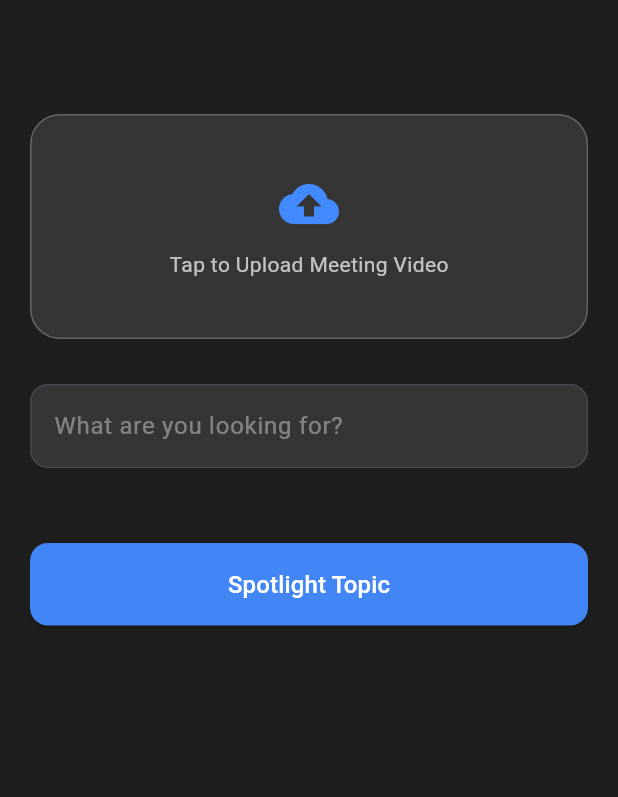
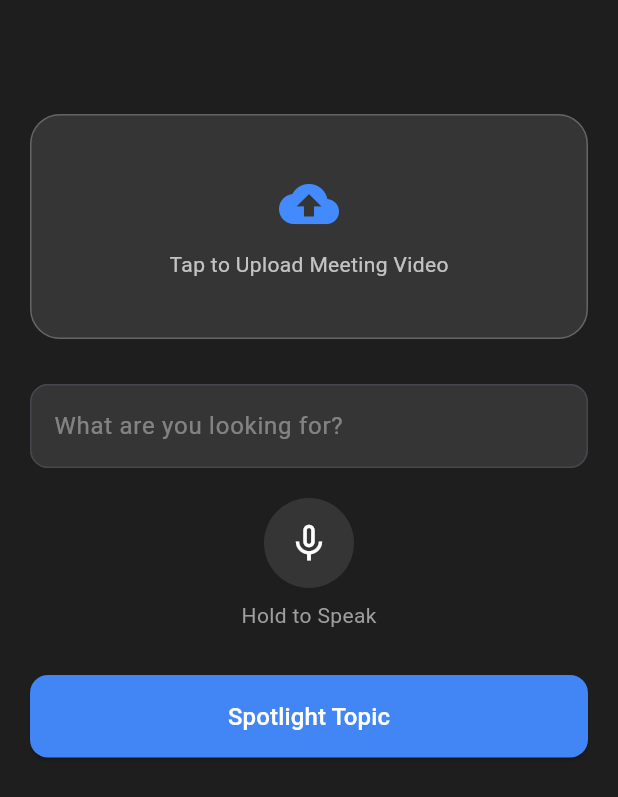
Before and after one commit to beingnavjot/Meeting_Spotlight_App, a Flutter app: the screen it shows after launch, on a phone screen of 412 x 824 dp. Shown: the top 797 px of the screen. Run offline on Flutter 3.47's test engine with Material 3 defaults, Android fonts, the light colour scheme and no system bars; our stand-ins replace file_picker, google_generative_ai, video_player; missing offline and left inert: ffmpeg_kit_flutter_new, record.

Commit message:
Update Code

```diff
--- a/lib/screens/home_screen.dart
+++ b/lib/screens/home_screen.dart
@@ -1,6 +1,7 @@
 import 'package:flutter/material.dart';
 import 'package:provider/provider.dart';
 import '../provider/meeting_provider.dart';
+import '../utils/pulsing_mic_button.dart';
 import 'video_preview_screen.dart';
 
 class HomeScreen extends StatefulWidget {
@@ -69,25 +70,67 @@ class _HomeScreenState extends State<HomeScreen> {
             ),
             const SizedBox(height: 20),
 
-            // // Audio Button
-            // GestureDetector(
-            //   onLongPress: provider.toggleRecording,
-            //   onLongPressUp: provider.toggleRecording,
-            //   child: Container(
-            //     padding: const EdgeInsets.all(15),
-            //     decoration: BoxDecoration(color: provider.isRecording ? Colors.redAccent : Colors.white10, shape: BoxShape.circle),
-            //     child: const Icon(Icons.mic, color: Colors.white, size: 30),
-            //   ),
-            // ),
-            // const Center(
-            //   child: Padding(
-            //     padding: EdgeInsets.all(8.0),
-            //     child: Text("Hold to Speak", style: TextStyle(color: Colors.grey)),
-            //   ),
-            // ),
-            //
+            // --- AUDIO RECORDING SECTION ---
+
+            // Scenario A: Audio IS Recorded -> Show File & Delete Button
+            if (provider.recordedAudioPath != null)
+              Container(
+                padding: const EdgeInsets.symmetric(horizontal: 16, vertical: 12),
+                decoration: BoxDecoration(
+                  color: Colors.white10,
+                  borderRadius: BorderRadius.circular(12),
+                  border: Border.all(color: Colors.greenAccent.withOpacity(0.5)),
+                ),
+                child: Row(
+                  children: [
+                    const Icon(Icons.mic, color: Colors.greenAccent),
+                    const SizedBox(width: 12),
+                    Expanded(
+                      child: Column(
+                        crossAxisAlignment: CrossAxisAlignment.start,
+                        children: [
+                          const Text(
+                            "Audio Query Recorded",
+                            style: TextStyle(color: Colors.white, fontWeight: FontWeight.bold, fontSize: 14),
+                          ),
+                          Text(
+                            // Extract just the filename from the full path
+                            provider.recordedAudioPath!.split('/').last,
+                            style: const TextStyle(color: Colors.white54, fontSize: 12),
+                            maxLines: 1,
+                            overflow: TextOverflow.ellipsis,
+                          ),
+                        ],
+                      ),
+                    ),
+                    IconButton(
+                      icon: const Icon(Icons.close, color: Colors.redAccent),
+                      onPressed: () => provider.resetRecording(),
+                      tooltip: "Remove Recording",
+                    ),
+                  ],
+                ),
+              )
+            // Scenario B: No Audio -> Show Mic Button (Your existing Pulsing Widget)
+            else
+              Column(
+                children: [
+                  Center(
+                    child: PulsingMicButton(
+                      isRecording: provider.isRecording,
+                      onLongPress: provider.toggleRecording,
+                      onLongPressUp: provider.toggleRecording,
+                    ),
+                  ),
+                  const SizedBox(height: 8),
+                  const Text("Hold to Speak", style: TextStyle(color: Colors.grey)),
+                ],
+              ),
+
+            //// ---------------------------------------------
             const SizedBox(height: 30),
 
+            // 3. Action Button
             // 3. Action Button
             ElevatedButton(
               onPressed: (provider.isAnalyzing || provider.isUploading) ? null : () => provider.analyzeVideo(textQuery: _textController.text),
@@ -95,9 +138,21 @@ class _HomeScreenState extends State<HomeScreen> {
                 backgroundColor: const Color(0xFF4285F4),
                 padding: const EdgeInsets.symmetric(vertical: 16),
                 shape: RoundedRectangleBorder(borderRadius: BorderRadius.circular(12)),
+                // Make button disabled look better
+                disabledBackgroundColor: const Color(0xFF4285F4).withOpacity(0.6),
+                disabledForegroundColor: Colors.white,
               ),
               child: provider.isAnalyzing
-                  ? const CircularProgressIndicator(color: Colors.white)
+                  ? Row(
+                      mainAxisAlignment: MainAxisAlignment.center,
+                      children: [
+                        // Small Spinner
+                        const SizedBox(width: 20, height: 20, child: CircularProgressIndicator(color: Colors.white, strokeWidth: 2)),
+                        const SizedBox(width: 12),
+                        // Dynamic Text
+                        Text(provider.loadingMessage, style: const TextStyle(fontSize: 16, color: Colors.white)),
+                      ],
+                    )
                   : const Text("Spotlight Topic", style: TextStyle(fontSize: 16, color: Colors.white)),
             ),
 
@@ -131,7 +186,11 @@ class _HomeScreenState extends State<HomeScreen> {
                         Navigator.push(
                           context,
                           MaterialPageRoute(
-                            builder: (_) => VideoPreviewScreen(videoFile: provider.videoFile!, startMs: provider.result!.startMs),
+                            builder: (_) => VideoPreviewScreen(
+                              // videoFile: provider.videoFile!,
+                              // webVideoBytes: provider.webVideoBytes!,
+                              startMs: provider.result!.startMs,
+                            ),
                           ),
                         );
                       },
--- /dev/null
+++ b/lib/utils/pulsing_mic_button.dart
@@ -0,0 +1,87 @@
+import 'package:flutter/material.dart';
+
+class PulsingMicButton extends StatefulWidget {
+  final bool isRecording;
+  final VoidCallback onLongPress;
+  final VoidCallback onLongPressUp;
+
+  const PulsingMicButton({super.key, required this.isRecording, required this.onLongPress, required this.onLongPressUp});
+
+  @override
+  State<PulsingMicButton> createState() => _PulsingMicButtonState();
+}
+
+class _PulsingMicButtonState extends State<PulsingMicButton> with SingleTickerProviderStateMixin {
+  late AnimationController _controller;
+  late Animation<double> _scaleAnimation;
+  late Animation<double> _opacityAnimation;
+
+  @override
+  void initState() {
+    super.initState();
+    _controller = AnimationController(vsync: this, duration: const Duration(milliseconds: 1500));
+
+    _scaleAnimation = Tween<double>(begin: 1.0, end: 2.0).animate(CurvedAnimation(parent: _controller, curve: Curves.easeOut));
+
+    _opacityAnimation = Tween<double>(begin: 0.6, end: 0.0).animate(CurvedAnimation(parent: _controller, curve: Curves.easeOut));
+  }
+
+  @override
+  void didUpdateWidget(covariant PulsingMicButton oldWidget) {
+    super.didUpdateWidget(oldWidget);
+    if (widget.isRecording && !oldWidget.isRecording) {
+      _controller.repeat(); // Start pulsing
+    } else if (!widget.isRecording && oldWidget.isRecording) {
+      _controller.reset(); // Stop pulsing
+    }
+  }
+
+  @override
+  void dispose() {
+    _controller.dispose();
+    super.dispose();
+  }
+
+  @override
+  Widget build(BuildContext context) {
+    return GestureDetector(
+      onLongPress: widget.onLongPress,
+      onLongPressUp: widget.onLongPressUp,
+      child: Stack(
+        alignment: Alignment.center,
+        clipBehavior: Clip.none,
+        children: [
+          // 1. The Ripple Effect (Only visible when recording)
+          if (widget.isRecording)
+            AnimatedBuilder(
+              animation: _controller,
+              builder: (context, child) {
+                return Opacity(
+                  opacity: _opacityAnimation.value,
+                  child: Transform.scale(
+                    scale: _scaleAnimation.value,
+                    child: Container(
+                      width: 60,
+                      height: 60,
+                      decoration: const BoxDecoration(color: Colors.redAccent, shape: BoxShape.circle),
+                    ),
+                  ),
+                );
+              },
+            ),
+
+          // 2. The Actual Button
+          Container(
+            padding: const EdgeInsets.all(15),
+            decoration: BoxDecoration(
+              color: widget.isRecording ? Colors.red : Colors.white10,
+              shape: BoxShape.circle,
+              boxShadow: widget.isRecording ? [const BoxShadow(color: Colors.redAccent, blurRadius: 10, spreadRadius: 2)] : [],
+            ),
+            child: Icon(widget.isRecording ? Icons.mic : Icons.mic_none, color: Colors.white, size: 30),
+          ),
+        ],
+      ),
+    );
+  }
+}
--- a/pubspec.yaml
+++ b/pubspec.yaml
@@ -42,6 +42,8 @@ dependencies:
   record: ^6.1.2
   path_provider: ^2.1.2
   permission_handler: ^11.3.0
+  #ffmpeg_kit_flutter: ^6.0.3
+  ffmpeg_kit_flutter_new: ^4.1.0
 
   # Networking (For large file uploads)
   http: ^1.2.0
```
Also changed, not shown: lib/provider/meeting_provider.dart (+244 -65 lines), lib/screens/video_preview_screen.dart (+56 -13 lines), pubspec.lock, 3 other files.
